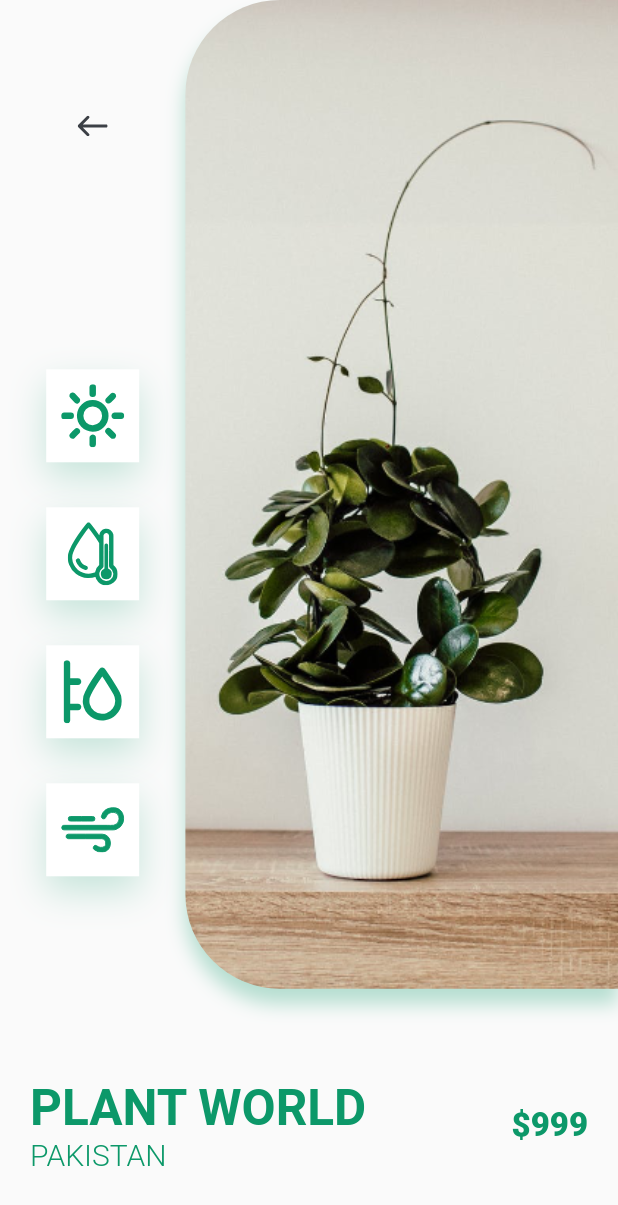
After one commit to TalhaShakel/plantUi, a Flutter app: the screen it shows after launch, after a tap on "More", on a phone screen of 412 x 824 dp. The commit adds this screen. Shown: the top 1205 px of the screen. Run offline on Flutter 3.47's test engine with Material 2 defaults, Android fonts, the phone set to English and light mode, and no system bars; our stand-ins replace flutter_svg.

Commit message:
Work Complete

```diff
--- a/lib/body.dart
+++ b/lib/body.dart
@@ -1,9 +1,15 @@
-// ignore_for_file: sized_box_for_whitespace, prefer_const_constructors, camel_case_types, prefer_const_literals_to_create_immutables, duplicate_ignore
+// ignore_for_file: sized_box_for_whitespace, prefer_const_constructors, camel_case_types, prefer_const_literals_to_create_immutables, duplicate_ignore, non_constant_identifier_names, prefer_typing_uninitialized_variables, prefer_function_declarations_over_variables
 
 import 'dart:ui';
 
 import 'package:flutter/material.dart';
 import 'package:flutter_svg/svg.dart';
+
+import 'newpage.dart';
+var press =(){
+
+};
+
 
 const kPrimaryColor = Color(0xFF0C9869);
 const kTextColor = Color(0xFF3C4046);
@@ -107,15 +113,18 @@ class recomanded_plant_card extends StatelessWidget {
             image: "assets/images/image_2.png",
             title: "SAMANTA",
             country: "Russia",
-            price: "\$999",
-            press: (){},
+            price: "\$998",
+            press: ( ){
+            },
           ),
           PlantCard(
             image: "assets/images/image_1.png",
             title: "SAMANTA",
             country: "Russia",
             price: "\$999",
-            press: (){},
+            press: (){
+              newpage();
+            },
           ),
           PlantCard(
             press: (){},
@@ -201,8 +210,7 @@ class PlantCard extends StatelessWidget {
       ),
     );
   }
-}var press =(){};
-
+}
 class Title_with_More_button extends StatelessWidget {
   const Title_with_More_button({
     Key? key,
@@ -231,7 +239,11 @@ class Title_with_More_button extends StatelessWidget {
                 primary: kPrimaryColor, // background
                 onPrimary: Colors.white, // foreground
               ),
-              onPressed: () {},
+              onPressed: () {
+                Navigator.push(context, MaterialPageRoute(builder: (context) => newpage()
+             )
+             );
+              },
               child: Text(more)),
           Positioned(
             bottom: 0,
--- a/lib/main.dart
+++ b/lib/main.dart
@@ -1,4 +1,4 @@
-// ignore_for_file: prefer_const_constructors, sized_box_for_whitespace
+// ignore_for_file: prefer_const_constructors
 
 import 'package:flutter/material.dart';
 import 'package:flutter_svg/flutter_svg.dart';
@@ -37,18 +37,21 @@ class Head extends StatelessWidget {
       body: Header(),
       bottomNavigationBar: Container(
         padding: EdgeInsets.only(
-          left: kDefaultPadding*2,
-          right: kDefaultPadding*2,
+          left: kDefaultPadding * 2,
+          right: kDefaultPadding * 2,
           bottom: kDefaultPadding,
         ),
-        // color: kPrimaryColor,
+        color: kPrimaryColor,
         height: MediaQuery.of(context).size.height * 0.1,
         child: Row(
           mainAxisAlignment: MainAxisAlignment.spaceBetween,
           children: [
             IconButton(
                 onPressed: () {},
-                icon: SvgPicture.asset("assets/icon/flower.svg")),
+                icon: Icon(
+                  Icons.wb_sunny,
+                  color: Colors.white,
+                )),
             IconButton(
                 onPressed: () {},
                 icon: SvgPicture.asset("assets/icon/heart-icon.svg")),
--- /dev/null
+++ b/lib/newpage.dart
@@ -0,0 +1,16 @@
+// ignore_for_file: camel_case_types, unused_import
+
+import 'package:flutter/material.dart';
+import 'package:plant_app/body.dart';
+import 'package:plant_app/page1.dart';
+class newpage extends StatelessWidget {
+  const newpage ({ Key? key }) : super(key: key);
+
+  @override
+  Widget build(BuildContext context) {
+    return Scaffold(
+      // ignore: prefer_const_constructors
+      body:page1(),
+    );
+  }
+}
--- /dev/null
+++ b/lib/page1.dart
@@ -0,0 +1,153 @@
+// ignore_for_file: prefer_const_constructors, prefer_const_literals_to_create_immutables, camel_case_types
+
+import 'package:flutter/material.dart';
+import 'package:flutter_svg/flutter_svg.dart';
+import 'package:plant_app/body.dart';
+
+class page1 extends StatelessWidget {
+  const page1({Key? key}) : super(key: key);
+
+  @override
+  Widget build(BuildContext context) {
+    return SingleChildScrollView(
+      child: Column(
+        children: [
+          PIcture_sidebar(),
+          Padding(
+            padding: const EdgeInsets.symmetric(horizontal:kDefaultPadding),
+            child: Row(
+              children: [
+                RichText(
+                    text: TextSpan(children: [
+                  TextSpan(
+                      text: "PLANT WORLD\n",
+                      style: TextStyle(
+                        color: kPrimaryColor,
+                        fontWeight: FontWeight.bold,
+                        fontSize: 33,
+                      )
+                      ),
+
+                      TextSpan(
+                        text: "PAKISTAN",
+                        style: TextStyle(
+                          fontSize: 20,
+                          color: kPrimaryColor,
+                          fontWeight: FontWeight.w300
+                        )
+                      )
+                ]
+                )
+                ),
+                Spacer(),
+                Text("\$999",
+                style: TextStyle(
+                  color: kPrimaryColor,
+                  fontWeight: FontWeight.w800,
+                  fontSize: 22
+                ),
+                )
+              ],
+            ),
+          )
+        ],
+      ),
+    );
+  }
+}
+
+class PIcture_sidebar extends StatelessWidget {
+  const PIcture_sidebar({
+    Key? key,
+  }) : super(key: key);
+
+  @override
+  Widget build(BuildContext context) {
+    return Padding(
+      padding: const EdgeInsets.only(bottom: kDefaultPadding * 3),
+      child: SizedBox(
+        height: MediaQuery.of(context).size.height * 0.8,
+        child: Row(
+          children: [
+            Expanded(
+              child: Padding(
+                padding:
+                    const EdgeInsets.symmetric(vertical: kDefaultPadding * 3),
+                child: Column(
+                  children: [
+                    Align(
+                      alignment: Alignment.topLeft,
+                    ),
+                    IconButton(
+                        padding:
+                            EdgeInsets.symmetric(horizontal: kDefaultPadding),
+                        onPressed: () {
+                          Navigator.pop(context);
+                        },
+                        icon: SvgPicture.asset("assets/icon/back_arrow.svg")),
+                    Spacer(),
+                    icons(
+                      icons1: "assets/icon/sun.svg",
+                    ),
+                    icons(
+                      icons1: "assets/icon/icon_2.svg",
+                    ),
+                    icons(
+                      icons1: "assets/icon/icon_3.svg",
+                    ),
+                    icons(
+                      icons1: "assets/icon/icon_4.svg",
+                    ),
+                  ],
+                ),
+              ),
+            ),
+            Container(
+              height: MediaQuery.of(context).size.height * 0.8,
+              width: MediaQuery.of(context).size.width * 0.7,
+              decoration: BoxDecoration(
+                  borderRadius: BorderRadius.only(
+                    bottomLeft: Radius.circular(63),
+                    topLeft: Radius.circular(63),
+                  ),
+                  boxShadow: [
+                    BoxShadow(
+                        offset: Offset(0, 10),
+                        blurRadius: 10,
+                        color: kPrimaryColor.withOpacity(0.29)),
+                  ],
+                  image: DecorationImage(
+                      alignment: Alignment.centerLeft,
+                      fit: BoxFit.cover,
+                      image: AssetImage("assets/images/img.png"))),
+            ),
+          ],
+        ),
+      ),
+    );
+  }
+}
+
+class icons extends StatelessWidget {
+  const icons({
+    Key? key,
+    required this.icons1,
+  }) : super(key: key);
+  final String icons1;
+  @override
+  Widget build(BuildContext context) {
+    return Container(
+      margin: EdgeInsets.symmetric(vertical: 15),
+      padding: EdgeInsets.all(kDefaultPadding / 2),
+      height: 62,
+      width: 62,
+      decoration: BoxDecoration(color: Colors.white, boxShadow: [
+        BoxShadow(
+            offset: Offset(0, 10),
+            blurRadius: 20,
+            color: kPrimaryColor.withOpacity(0.22))
+      ]),
+      child: SvgPicture.asset(icons1),
+    );
+  }
+}
```
